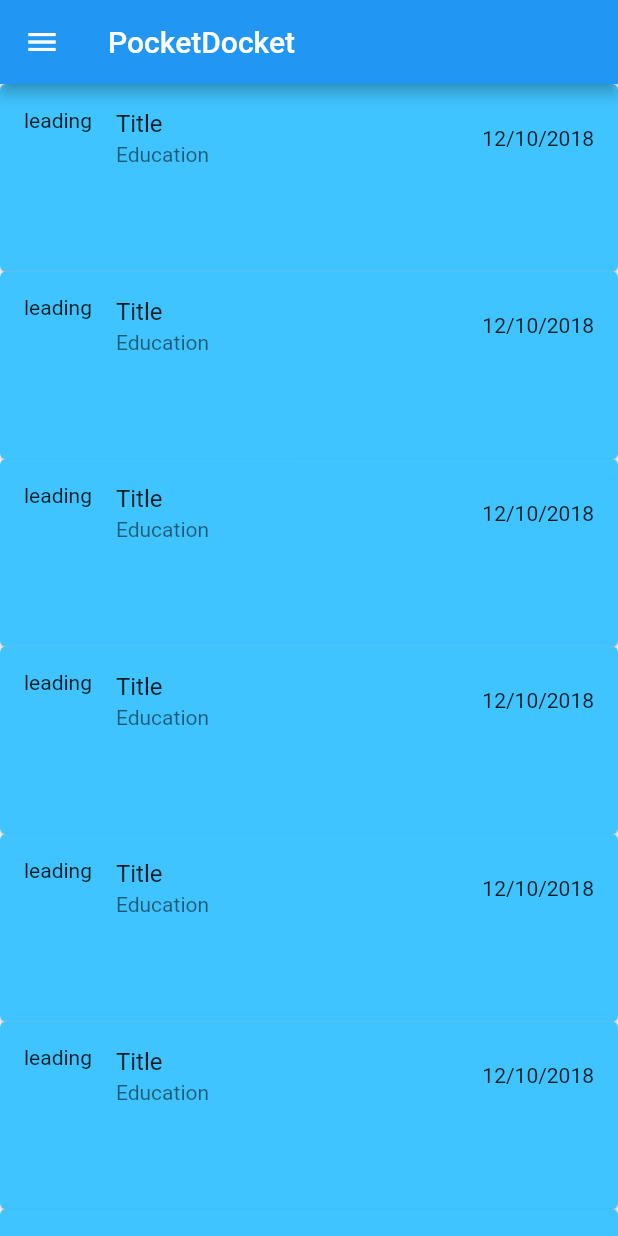
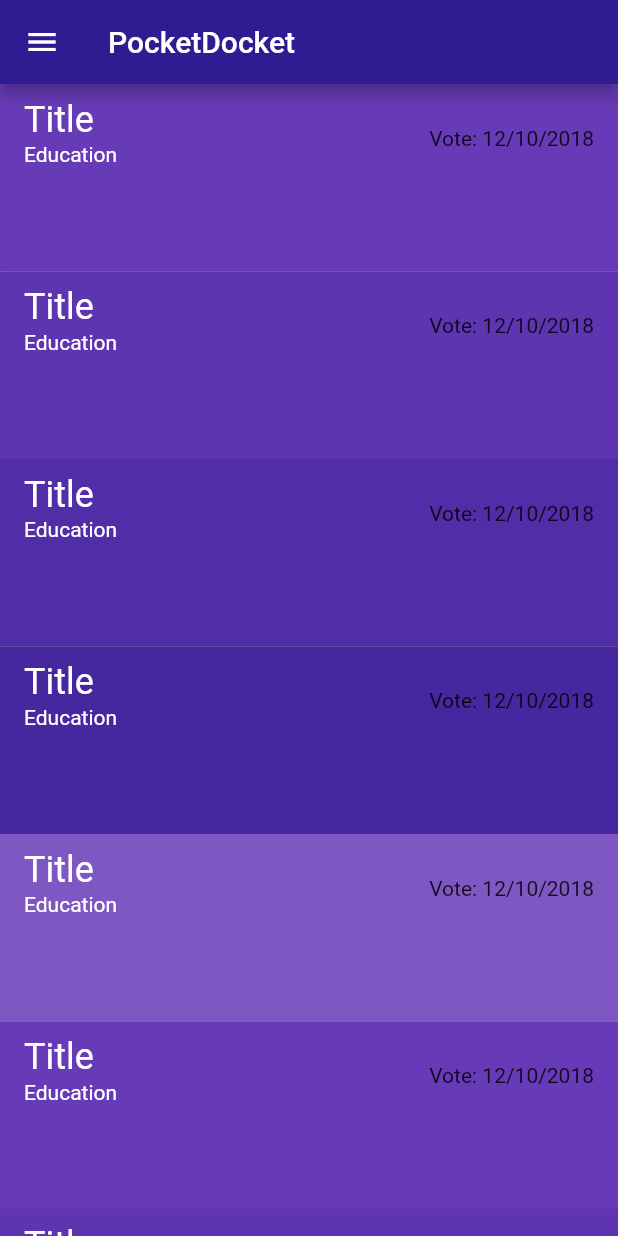
Before and after one commit to PoliticalComputerScience/BillsRUs, a Flutter app: the screen it shows after launch, in the side drawer, after a tap on "Home", on a phone screen of 412 x 824 dp. Run offline on Flutter 3.47's test engine with Material 2 defaults, Android fonts, the phone set to English and light mode, and no system bars.

Commit message:
aesthetic improvements

```diff
--- a/PocketDocket/pocket_docket/lib/CardWidget.dart
+++ b/PocketDocket/pocket_docket/lib/CardWidget.dart
@@ -4,9 +4,11 @@ import './BillPage.dart';
 
 class CardWidget extends StatelessWidget {
   final Bill bill;
+  final Color color;
 
   const CardWidget({
     this.bill,
+    this.color,
   });
 
   @override
@@ -27,13 +29,17 @@ class CardWidget extends StatelessWidget {
           },
           child: Container(
               child: Card(
+                shape: new Border.all(color: Colors.transparent),
                 margin: EdgeInsets.all(0.0),
-                  color: Colors.lightBlueAccent,
-                  child: ListTile(
-                      leading: Text("leading"),
-                      title: Text(bill.title),
-                      subtitle: Text(bill.category),
-                      trailing: Text(bill.date),
+                  color: color,
+                  child: DefaultTextStyle(
+                    style: new TextStyle(inherit: true, color: Colors.white),
+                    child: ListTile(
+                        //leading: Text("leading"),
+                        title: Text(bill.title, style: new TextStyle(color: Colors.white, fontSize: 24.0),),
+                        subtitle: Text(bill.category, style: new TextStyle(color: Colors.white)),
+                        trailing: Text("Vote: " + bill.date),
+                    ),
                   ),
               ),
             )
--- a/PocketDocket/pocket_docket/lib/Home.dart
+++ b/PocketDocket/pocket_docket/lib/Home.dart
@@ -22,33 +22,40 @@ class _HomeState extends State<Home> {
     }
     return new Scaffold(
         appBar: AppBar(
+          backgroundColor: Colors.deepPurple[900],
           title: Text("PocketDocket")
         ),
         drawer: Drawer(
+          child: DefaultTextStyle(
+            style: new TextStyle(inherit:true, color: Colors.white),
+            child: Container(
+              color: Colors.deepPurple,
               child: ListView(
                 padding: EdgeInsets.zero,
                 children: <Widget>[
                   DrawerHeader(
-                child: Text("Pocket Docket"),
+                    child: Text("Pocket Docket", style: new TextStyle(color: Colors.white, fontSize: 40.0),),
                     decoration: BoxDecoration(
-                  color: Colors.lightBlueAccent,
+                      color: Colors.deepPurpleAccent,
                     ),
                   ),
                   ListTile(
-                title: Text('Home'),
+                    title: Text('Home', style: new TextStyle(color: Colors.white, fontSize: 24.0)),
                     onTap : () {
                       setState(() {bodyState = new ListView(children: imported.cards, padding: EdgeInsets.all(0.0));});
                       Navigator.of(context).pop();
                     }
                   ),
                   ListTile(
-                title: Text("Categories"),
+                    title: Text("Categories", style: new TextStyle(color: Colors.white, fontSize: 24.0)),
                     onTap : () {
                       setState(() {bodyState = new GridView.count(crossAxisCount: 2, children: imported.tiles);});
                       Navigator.of(context).pop();
                     }
                   )
                 ]
+              ),
+            ),
           )
         ),
         body: bodyState
--- a/PocketDocket/pocket_docket/lib/Import.dart
+++ b/PocketDocket/pocket_docket/lib/Import.dart
@@ -4,6 +4,7 @@ import './CardWidget.dart';
 import './TileWidget.dart';
 
 class Import {
+    final List<Color> colors = [Colors.deepPurple[400], Colors.deepPurple[500], Colors.deepPurple[600], Colors.deepPurple[700], Colors.deepPurple[800]];
     final List<Bill> bills = [
     Bill(title: "Title", description: "here is the description of the bill", date: "12/10/2018", category: "Education", tags: <String>["school", "education", "common core"]),
     Bill(title: "Title", description: "here is the description of the bill", date: "12/10/2018", category: "Education", tags: <String>["school", "education", "common core"]),
@@ -18,9 +19,11 @@ class Import {
     final List<Widget> cards = new List<CardWidget>();
     final List<Widget> tiles = new List<TileWidget>();
     void loadBills() {
+      int count = 0;
         for (Bill i in bills) {
-            cards.add(new CardWidget(bill: i));
-            tiles.add(new TileWidget(bill: i));
+            count++;
+            cards.add(new CardWidget(bill: i, color: colors[count % colors.length]));
+            tiles.add(new TileWidget(bill: i, color: colors[count % colors.length]));
         }
     }
 }
--- a/PocketDocket/pocket_docket/lib/TileWidget.dart
+++ b/PocketDocket/pocket_docket/lib/TileWidget.dart
@@ -4,15 +4,16 @@ import './BillPage.dart';
 
 class TileWidget extends StatelessWidget {
   final Bill bill;
+  final Color color;
 
-  const TileWidget({this.bill});
+  const TileWidget({this.bill, this.color});
 
   @override
   Widget build(BuildContext context) {
     return Material(
       color: Colors.transparent,
       child: Container(
-          color: Colors.tealAccent,
+        color: color,
         child: InkWell(
             borderRadius: BorderRadius.circular(75.0),
             highlightColor: Colors.cyan,
@@ -25,10 +26,13 @@ class TileWidget extends StatelessWidget {
                     builder: (context) => new BillPage(bill: bill)),
               );
             },
+            child: DefaultTextStyle(
+              style: new TextStyle(inherit: true, color: Colors.white),
               child: GridTile(
-                  header: Center(child: Text("\n header")),
-                  child: Container(child: Center(child: Text(bill.title))),
-                  footer: Center(child: Text("footer \n")),
+                //header: Center(child: Text("\n header")),
+                child: Container(child: Center(child: Text("Category"))),
+                //footer: Center(child: Text("footer \n")),
+              ),
             )),
       ),
     );
```
Lines whose indentation alone changed are shown as unchanged.
